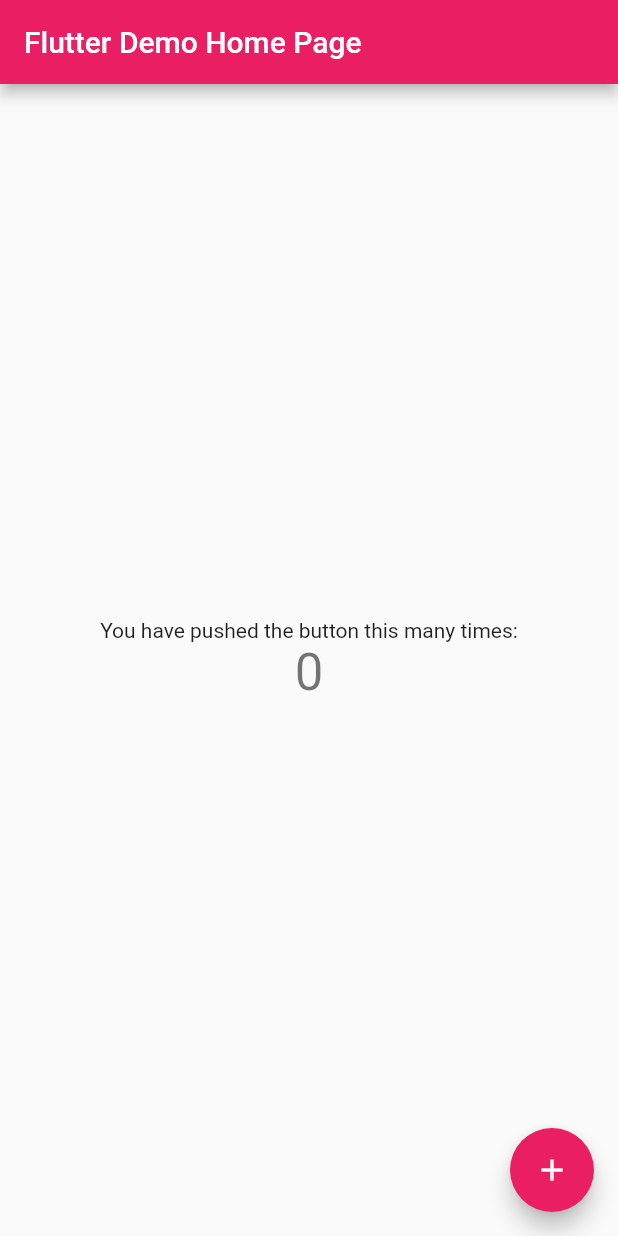
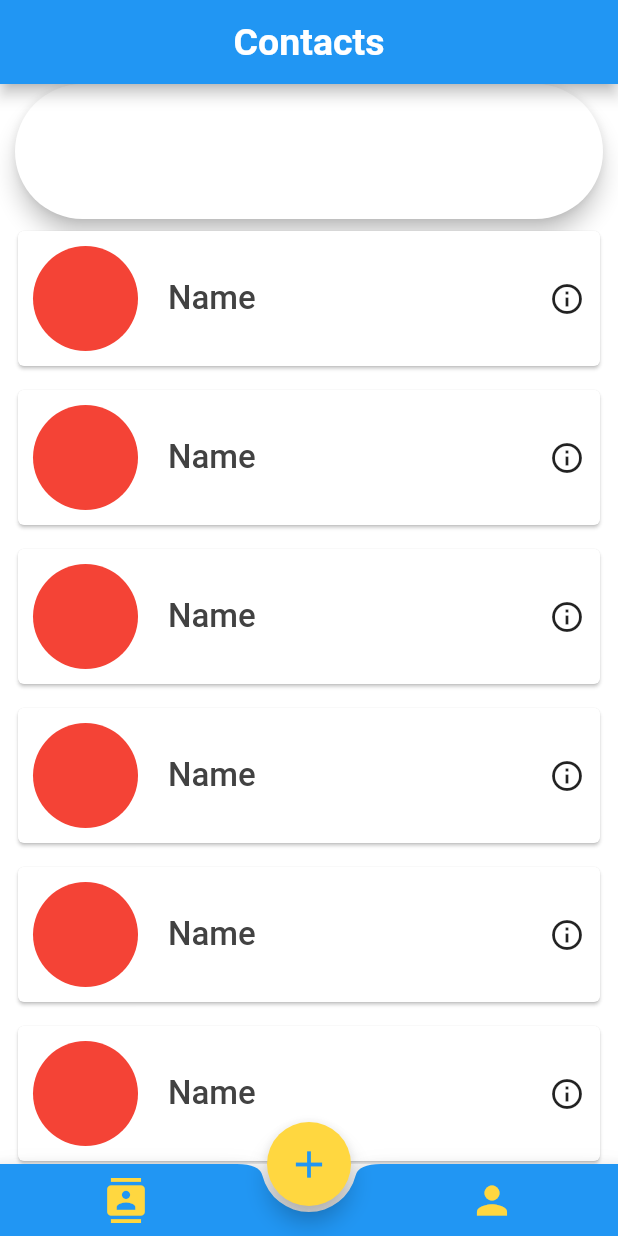
Before and after one commit to jendcruz22/ContactManagement-Flutter, a Flutter app: the screen it shows after launch, on a phone screen of 412 x 824 dp. Run offline on Flutter 3.47's test engine with Material 2 defaults, Android fonts, the phone set to English and light mode, and no system bars; missing offline and left inert: flappy_search_bar.

Commit message:
added: Contact page UI

```diff
--- a/lib/main.dart
+++ b/lib/main.dart
@@ -1,4 +1,5 @@
 import 'package:flutter/material.dart';
+import 'package:mcc_project/screens/home.dart';
 
 void main() {
   runApp(MyApp());
@@ -26,92 +27,7 @@ class MyApp extends StatelessWidget {
         // closer together (more dense) than on mobile platforms.
         visualDensity: VisualDensity.adaptivePlatformDensity,
       ),
-      home: MyHomePage(title: 'Flutter Demo Home Page'),
+      home: Home(),
     );
   }
 }
-
-class MyHomePage extends StatefulWidget {
-  MyHomePage({Key key, this.title}) : super(key: key);
-
-  // This widget is the home page of your application. It is stateful, meaning
-  // that it has a State object (defined below) that contains fields that affect
-  // how it looks.
-
-  // This class is the configuration for the state. It holds the values (in this
-  // case the title) provided by the parent (in this case the App widget) and
-  // used by the build method of the State. Fields in a Widget subclass are
-  // always marked "final".
-
-  final String title;
-
-  @override
-  _MyHomePageState createState() => _MyHomePageState();
-}
-
-class _MyHomePageState extends State<MyHomePage> {
-  int _counter = 0;
-
-  void _incrementCounter() {
-    setState(() {
-      // This call to setState tells the Flutter framework that something has
-      // changed in this State, which causes it to rerun the build method below
-      // so that the display can reflect the updated values. If we changed
-      // _counter without calling setState(), then the build method would not be
-      // called again, and so nothing would appear to happen.
-      _counter++;
-    });
-  }
-
-  @override
-  Widget build(BuildContext context) {
-    // This method is rerun every time setState is called, for instance as done
-    // by the _incrementCounter method above.
-    //
-    // The Flutter framework has been optimized to make rerunning build methods
-    // fast, so that you can just rebuild anything that needs updating rather
-    // than having to individually change instances of widgets.
-    return Scaffold(
-      appBar: AppBar(
-        // Here we take the value from the MyHomePage object that was created by
-        // the App.build method, and use it to set our appbar title.
-        title: Text(widget.title),
-      ),
-      body: Center(
-        // Center is a layout widget. It takes a single child and positions it
-        // in the middle of the parent.
-        child: Column(
-          // Column is also a layout widget. It takes a list of children and
-          // arranges them vertically. By default, it sizes itself to fit its
-          // children horizontally, and tries to be as tall as its parent.
-          //
-          // Invoke "debug painting" (press "p" in the console, choose the
-          // "Toggle Debug Paint" action from the Flutter Inspector in Android
-          // Studio, or the "Toggle Debug Paint" command in Visual Studio Code)
-          // to see the wireframe for each widget.
-          //
-          // Column has various properties to control how it sizes itself and
-          // how it positions its children. Here we use mainAxisAlignment to
-          // center the children vertically; the main axis here is the vertical
-          // axis because Columns are vertical (the cross axis would be
-          // horizontal).
-          mainAxisAlignment: MainAxisAlignment.center,
-          children: <Widget>[
-            Text(
-              'You have pushed the button this many times:',
-            ),
-            Text(
-              '$_counter',
-              style: Theme.of(context).textTheme.headline4,
-            ),
-          ],
-        ),
-      ),
-      floatingActionButton: FloatingActionButton(
-        onPressed: _incrementCounter,
-        tooltip: 'Increment',
-        child: Icon(Icons.add),
-      ), // This trailing comma makes auto-formatting nicer for build methods.
-    );
-  }
-}
--- /dev/null
+++ b/lib/screens/contacts.dart
@@ -0,0 +1,96 @@
+import 'package:flappy_search_bar/flappy_search_bar.dart';
+import 'package:flutter/material.dart';
+
+class Contacts extends StatelessWidget {
+  @override
+  Widget build(BuildContext context) {
+    return Scaffold(
+      backgroundColor: Colors.white,
+
+      /// Appbar
+      appBar: AppBar(
+        backgroundColor: Colors.blue,
+        title: Text(
+          'Contacts',
+          style: TextStyle(
+            fontSize: 25,
+            fontWeight: FontWeight.w700,
+          ),
+        ),
+        centerTitle: true,
+      ),
+
+      /// Body
+      body: Column(
+        mainAxisAlignment: MainAxisAlignment.start,
+        crossAxisAlignment: CrossAxisAlignment.stretch,
+        mainAxisSize: MainAxisSize.min,
+        children: [
+
+          /// Search bar
+          SizedBox(
+            height: 90,
+            child: Padding(
+              padding: const EdgeInsets.symmetric(horizontal: 10.0),
+              child: SearchBar(
+                shrinkWrap: true,
+              ),
+            ),
+          ),
+
+          /// List view
+          Expanded(
+            child: ListView.builder(
+                itemCount: 10,
+                itemBuilder: (BuildContext context, int index) {
+                  return Padding(
+                    padding: const EdgeInsets.symmetric(
+                      horizontal: 8.0,
+                      vertical: 4.0,
+                    ),
+                    child: buildCard(),
+                  );
+                }),
+          ),
+        ],
+      ),
+    );
+  }
+
+  /// Card
+  Card buildCard() {
+    return Card(
+      color: Colors.white,
+      child: Padding(
+        padding: const EdgeInsets.all(10.0),
+        child: Row(
+          children: [
+            Container(
+              decoration: BoxDecoration(
+                borderRadius: BorderRadius.circular(90),
+                color: Colors.red,
+              ),
+              width: 70,
+              height: 70,
+            ),
+            SizedBox(
+              width: 20,
+            ),
+            Text(
+              'Name',
+              style: TextStyle(
+                color: Colors.grey[800],
+                fontSize: 22,
+                fontWeight: FontWeight.w500,
+              ),
+            ),
+            Spacer(),
+            Icon(
+              Icons.info_outline,
+            ),
+          ],
+        ),
+      ),
+    );
+  }
+}
--- /dev/null
+++ b/lib/screens/home.dart
@@ -0,0 +1,96 @@
+import 'package:flutter/material.dart';
+import 'package:mcc_project/screens/contacts.dart';
+
+class Home extends StatefulWidget {
+  @override
+  _HomeState createState() => _HomeState();
+}
+
+class _HomeState extends State<Home> {
+  PageController _myPage = PageController(initialPage: 0);
+
+  @override
+  Widget build(BuildContext context) {
+    return Scaffold(
+
+      /// Page viewer
+      body: PageView(
+        controller: _myPage,
+        onPageChanged: (int) {
+        },
+        children: <Widget>[
+          /// Page 1
+          Center(
+            child: Contacts(),
+          ),
+
+          /// Page 2
+          Center(
+            child: Container(
+              color: Colors.green,
+              child: Text('Empty Body 1'),
+            ),
+          ),
+        ],
+
+        physics: NeverScrollableScrollPhysics(), // Comment this if you need to use Swipe.
+      ),
+
+
+      /// Floating action button
+      floatingActionButton: FloatingActionButton(
+        backgroundColor: Colors.amberAccent,
+        child: const Icon(
+          Icons.add,
+          color: Colors.blue,
+          size: 30,
+        ),
+        onPressed: () {},
+      ),
+
+      floatingActionButtonLocation: FloatingActionButtonLocation.centerDocked,
+
+
+      /// Bottom navigation bar
+      bottomNavigationBar: BottomAppBar(
+        shape: CircularNotchedRectangle(),
+        child: Padding(
+          padding: EdgeInsets.symmetric(
+              horizontal: 60
+          ),
+          child: new Row(
+            mainAxisSize: MainAxisSize.max,
+            mainAxisAlignment: MainAxisAlignment.spaceBetween,
+            children: <Widget>[
+
+              /// Contacts button
+              IconButton(
+                icon: Icon(Icons.contacts),
+                color: Colors.amberAccent,
+                iconSize: 30,
+                onPressed: () {
+                  setState(() {
+                    _myPage.jumpToPage(0);
+                  });
+                },
+              ),
+
+              /// Profile button
+              IconButton(
+                icon: Icon(Icons.person),
+                color: Colors.amberAccent,
+                iconSize: 30,
+                onPressed: () {
+                  setState(() {
+                    _myPage.jumpToPage(1);
+                  });
+                },
+              ),
+            ],
+          ),
+        ),
+        color: Colors.blue,
+      ),
+    );
+  }
+}
--- a/pubspec.yaml
+++ b/pubspec.yaml
@@ -28,6 +28,9 @@ dependencies:
   # The following adds the Cupertino Icons font to your application.
   # Use with the CupertinoIcons class for iOS style icons.
   cupertino_icons: ^0.1.3
+
+  # Search bar
+  flappy_search_bar: 1.4.1
 
 dev_dependencies:
   flutter_test:
```
Also changed, not shown: pubspec.lock.
